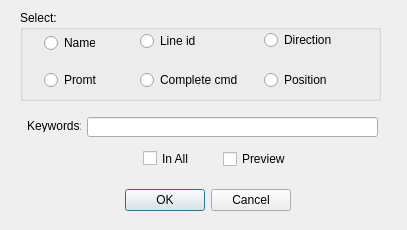
This is icurve_v2.1/icurve/resource/icv_curve_filter.ui in Sunfe/icurve as Qt 5 draws it before an edit. The edited form follows.
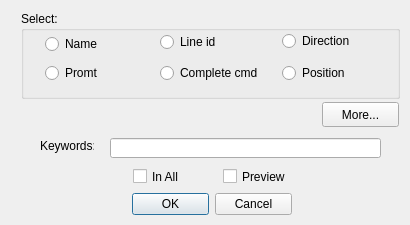
This is the edited form.

Commit message: 1.windows size changed;2.some icon changed;3.add more function into filter dialog. 20170404-22:39

What changed in the file:
```diff
--- a/icurve_v2.1/icurve/resource/icv_curve_filter.ui
+++ b/icurve_v2.1/icurve/resource/icv_curve_filter.ui
@@ -6,49 +6,20 @@
    <rect>
     <x>0</x>
     <y>0</y>
-    <width>407</width>
-    <height>230</height>
+    <width>410</width>
+    <height>225</height>
    </rect>
   </property>
   <property name="windowTitle">
    <string>Dialog</string>
   </property>
-  <widget class="QDialogButtonBox" name="buttonBox">
-   <property name="geometry">
-    <rect>
-     <x>120</x>
-     <y>184</y>
-     <width>171</width>
-     <height>32</height>
-    </rect>
-   </property>
-   <property name="locale">
-    <locale language="English" country="UnitedStates"/>
-   </property>
-   <property name="orientation">
-    <enum>Qt::Horizontal</enum>
-   </property>
-   <property name="standardButtons">
-    <set>QDialogButtonBox::Cancel|QDialogButtonBox::Ok</set>
-   </property>
-  </widget>
-  <widget class="QLineEdit" name="lineEdit">
-   <property name="geometry">
-    <rect>
-     <x>87</x>
-     <y>117</y>
-     <width>291</width>
-     <height>20</height>
-    </rect>
-   </property>
-  </widget>
   <widget class="QGroupBox" name="groupBox">
    <property name="geometry">
     <rect>
-     <x>20</x>
-     <y>10</y>
-     <width>361</width>
-     <height>91</height>
+     <x>21</x>
+     <y>11</y>
+     <width>379</width>
+     <height>88</height>
     </rect>
    </property>
    <property name="title">
@@ -59,7 +30,7 @@
      <rect>
       <x>24</x>
       <y>23</y>
-      <width>51</width>
+      <width>111</width>
       <height>20</height>
      </rect>
     </property>
@@ -70,9 +41,9 @@
    <widget class="QRadioButton" name="radioLineId">
     <property name="geometry">
      <rect>
-      <x>120</x>
+      <x>139</x>
       <y>21</y>
-      <width>61</width>
+      <width>111</width>
       <height>20</height>
      </rect>
     </property>
@@ -83,9 +54,9 @@
    <widget class="QRadioButton" name="radioDirection">
     <property name="geometry">
      <rect>
-      <x>244</x>
+      <x>261</x>
       <y>20</y>
-      <width>81</width>
+      <width>111</width>
       <height>20</height>
      </rect>
     </property>
@@ -96,9 +67,9 @@
    <widget class="QRadioButton" name="radioCompleteComand">
     <property name="geometry">
      <rect>
-      <x>120</x>
-      <y>60</y>
-      <width>101</width>
+      <x>139</x>
+      <y>52</y>
+      <width>121</width>
       <height>20</height>
      </rect>
     </property>
@@ -110,8 +81,8 @@
     <property name="geometry">
      <rect>
       <x>24</x>
-      <y>60</y>
-      <width>61</width>
+      <y>52</y>
+      <width>111</width>
       <height>20</height>
      </rect>
     </property>
@@ -122,9 +93,9 @@
    <widget class="QRadioButton" name="radioPosition">
     <property name="geometry">
      <rect>
-      <x>244</x>
-      <y>60</y>
-      <width>71</width>
+      <x>261</x>
+      <y>52</y>
+      <width>111</width>
       <height>20</height>
      </rect>
     </property>
@@ -133,44 +104,102 @@
     </property>
    </widget>
   </widget>
+  <widget class="QWidget" name="widget" native="true">
+   <property name="geometry">
+    <rect>
+     <x>20</x>
+     <y>100</y>
+     <width>381</width>
+     <height>120</height>
+    </rect>
+   </property>
+   <widget class="QPushButton" name="moreButton">
+    <property name="geometry">
+     <rect>
+      <x>302</x>
+      <y>2</y>
+      <width>77</width>
+      <height>25</height>
+     </rect>
+    </property>
+    <property name="text">
+     <string>More...</string>
+    </property>
+    <property name="checkable">
+     <bool>true</bool>
+    </property>
+    <property name="autoRepeat">
+     <bool>false</bool>
+    </property>
+   </widget>
   <widget class="QLabel" name="label">
    <property name="geometry">
     <rect>
-     <x>27</x>
-     <y>120</y>
+      <x>20</x>
+      <y>38</y>
      <width>54</width>
-     <height>12</height>
+      <height>16</height>
     </rect>
    </property>
    <property name="text">
     <string>Keywords:</string>
    </property>
   </widget>
-  <widget class="QCheckBox" name="previewCheckBox">
+   <widget class="QLineEdit" name="lineEdit">
    <property name="geometry">
     <rect>
-     <x>223</x>
-     <y>149</y>
-     <width>71</width>
+      <x>90</x>
+      <y>38</y>
+      <width>271</width>
      <height>20</height>
     </rect>
    </property>
-   <property name="text">
-    <string>Preview</string>
-   </property>
   </widget>
   <widget class="QCheckBox" name="checkBox">
    <property name="geometry">
     <rect>
-     <x>143</x>
-     <y>150</y>
-     <width>72</width>
+      <x>113</x>
+      <y>68</y>
+      <width>60</width>
      <height>17</height>
     </rect>
    </property>
    <property name="text">
     <string>In All</string>
    </property>
+   </widget>
+   <widget class="QCheckBox" name="previewCheckBox">
+    <property name="geometry">
+     <rect>
+      <x>203</x>
+      <y>68</y>
+      <width>66</width>
+      <height>17</height>
+     </rect>
+    </property>
+    <property name="text">
+     <string>Preview</string>
+    </property>
+   </widget>
+   <widget class="QDialogButtonBox" name="buttonBox">
+    <property name="geometry">
+     <rect>
+      <x>112</x>
+      <y>92</y>
+      <width>160</width>
+      <height>25</height>
+     </rect>
+    </property>
+    <property name="locale">
+     <locale language="English" country="UnitedStates"/>
+    </property>
+    <property name="orientation">
+     <enum>Qt::Horizontal</enum>
+    </property>
+    <property name="standardButtons">
+     <set>QDialogButtonBox::Cancel|QDialogButtonBox::Ok</set>
+    </property>
+   </widget>
   </widget>
  </widget>
  <resources/>
```
Lines whose indentation alone changed are shown as unchanged. The commit also changes 14 other files.
